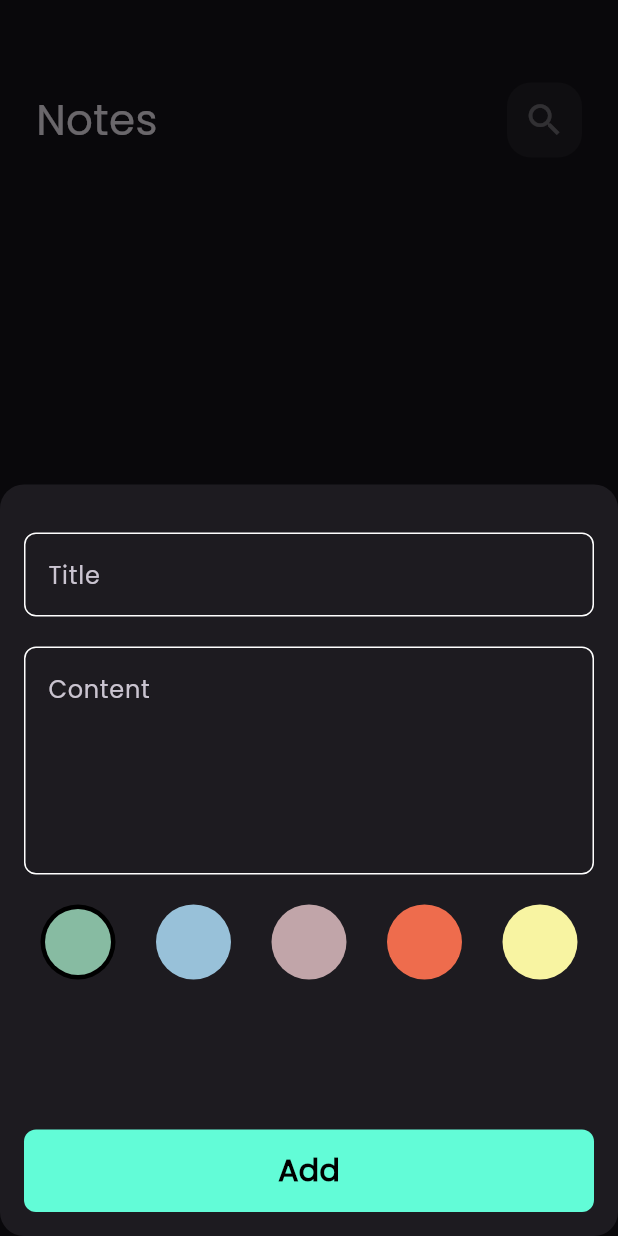
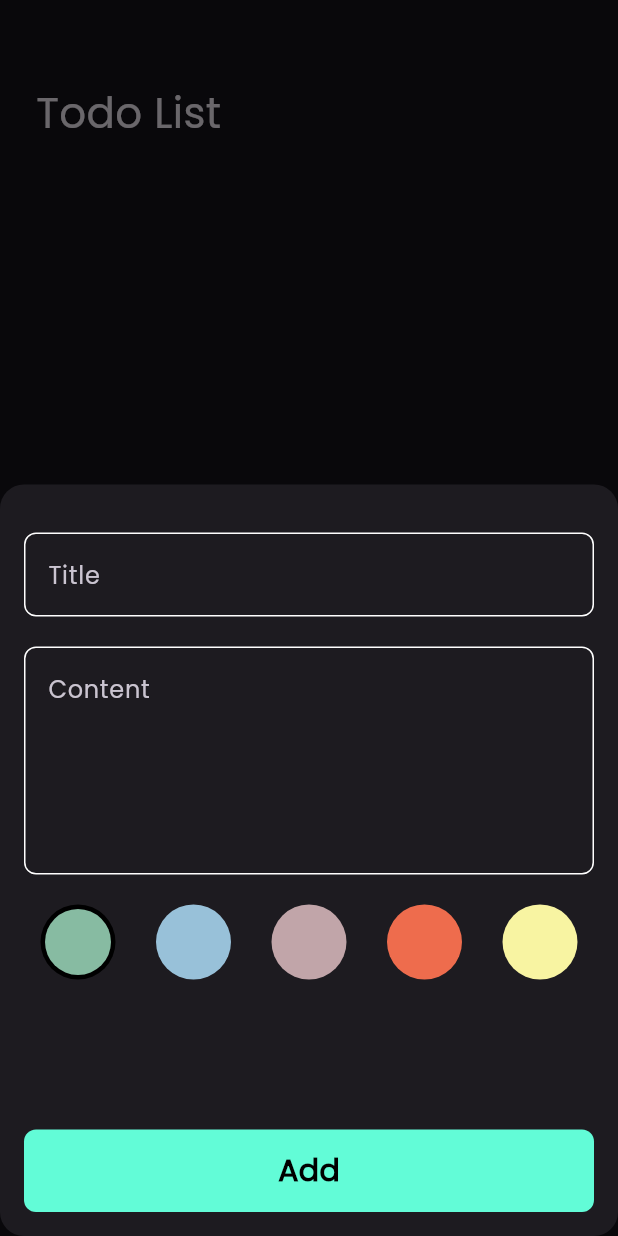
Before and after one commit to raghdaelsaid32/notes_app, a Flutter app: the screen it shows after launch, after a tap on the "add" icon, on a phone screen of 412 x 824 dp. Run offline on Flutter 3.47's test engine with Material 3 defaults, Android fonts, the phone set to English and light mode, and no system bars; our stand-ins replace bloc, flutter_bloc, font_awesome_flutter, hive, hive_flutter, modal_progress_hud_nsn; accounts and stored records are empty.

Commit message:
convert to todo list

```diff
--- a/lib/views/widgets/custom_app_bar.dart
+++ b/lib/views/widgets/custom_app_bar.dart
@@ -3,25 +3,26 @@ import 'package:flutter/material.dart';
 import 'custom_icon.dart';
 
 class CustomAppBar extends StatelessWidget {
-  const CustomAppBar({super.key, required this.title, required this.icon, this.onPressed});
+  const CustomAppBar(
+      {super.key, required this.title, this.icon, this.onPressed});
   final String title;
-  final IconData icon;
+  final IconData? icon;
   final void Function()? onPressed;
-
 
   @override
   Widget build(BuildContext context) {
-    return Row(mainAxisAlignment: MainAxisAlignment.spaceBetween,
+    return Row(
+      mainAxisAlignment: MainAxisAlignment.spaceBetween,
       children: [
         Text(
           title,
           style: const TextStyle(fontSize: 28),
         ),
-
-        CustomIcon(onPressed: onPressed,
-          icon: icon,
-
-        ),
+        if (icon != null)
+          CustomIcon(
+            onPressed: onPressed,
+            icon: icon!,
+          ),
       ],
     );
   }
--- a/lib/views/widgets/edit_view_body.dart
+++ b/lib/views/widgets/edit_view_body.dart
@@ -1,6 +1,5 @@
 import 'package:flutter/material.dart';
 import 'package:flutter/src/widgets/framework.dart';
-import 'package:flutter/src/widgets/placeholder.dart';
 import 'package:flutter_bloc/flutter_bloc.dart';
 import 'package:notes_app/core/constants.dart';
 import 'package:notes_app/cubits/notes_cubit/notes_cubit.dart';
@@ -29,7 +28,7 @@ class _EditViewBodyState extends State<EditViewBody> {
         children: [
           const SizedBox(height: 55),
           CustomAppBar(
-            title: 'Edit Note',
+            title: 'Edit',
             icon: Icons.check,
             onPressed: () {
               widget.note.title = title ?? widget.note.title;
--- a/lib/views/widgets/notes_view_body.dart
+++ b/lib/views/widgets/notes_view_body.dart
@@ -23,16 +23,16 @@ class _NotesViewBodyState extends State<NotesViewBody> {
 
   @override
   Widget build(BuildContext context) {
-    return Padding(
+    return const Padding(
       padding: const EdgeInsets.symmetric(horizontal: 24),
       child: Column(
-        children: const [
+        children: [
           SizedBox(
             height: 55,
           ),
           CustomAppBar(
-            title: 'Notes',
-            icon: Icons.search,
+            title: 'Todo List',
+            // icon: Icons.search,
           ),
           Expanded(child: NotesListView()),
         ],
```
